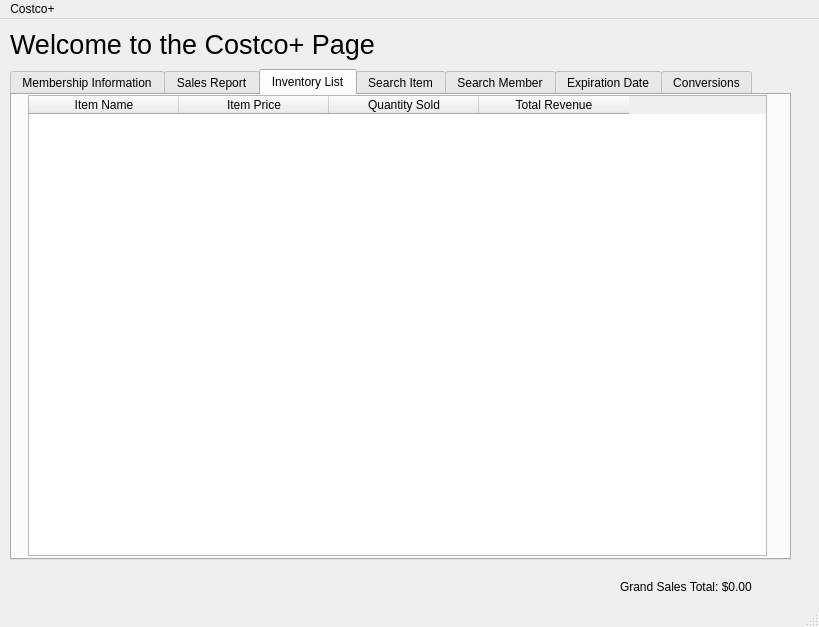
danielmulvad/CS1C-Project-2, file dashboard.ui: the form before one commit.
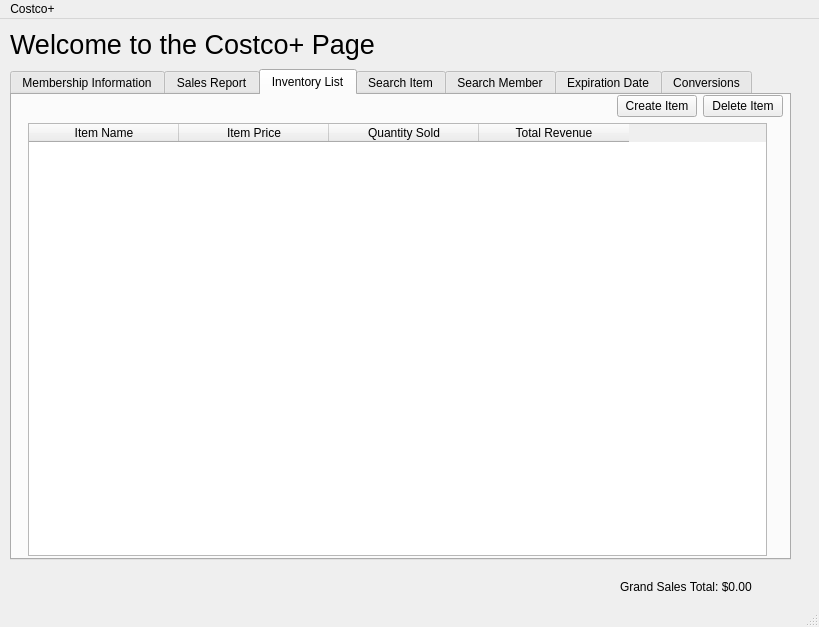
The form after the commit.

Commit message: Create an inventory item, and create a purchase in the database

Diff of the .ui file:
```diff
--- a/dashboard.ui
+++ b/dashboard.ui
@@ -379,6 +379,40 @@
             </rect>
            </property>
            <layout class="QVBoxLayout" name="verticalLayout_6">
+            <item>
+             <layout class="QHBoxLayout" name="horizontalLayout_13">
+              <property name="sizeConstraint">
+               <enum>QLayout::SetNoConstraint</enum>
+              </property>
+              <item>
+               <spacer name="horizontalSpacer_6">
+                <property name="orientation">
+                 <enum>Qt::Horizontal</enum>
+                </property>
+                <property name="sizeHint" stdset="0">
+                 <size>
+                  <width>40</width>
+                  <height>20</height>
+                 </size>
+                </property>
+               </spacer>
+              </item>
+              <item>
+               <widget class="QPushButton" name="button_createItem">
+                <property name="text">
+                 <string>Create Item</string>
+                </property>
+               </widget>
+              </item>
+              <item>
+               <widget class="QPushButton" name="button_deleteItem">
+                <property name="text">
+                 <string>Delete Item</string>
+                </property>
+               </widget>
+              </item>
+             </layout>
+            </item>
             <item>
              <layout class="QHBoxLayout" name="horizontalLayout_10">
               <property name="spacing">
```
Left out of the diff: 2 changed lines with no effect on the pictures. The commit also changes 9 other files.
